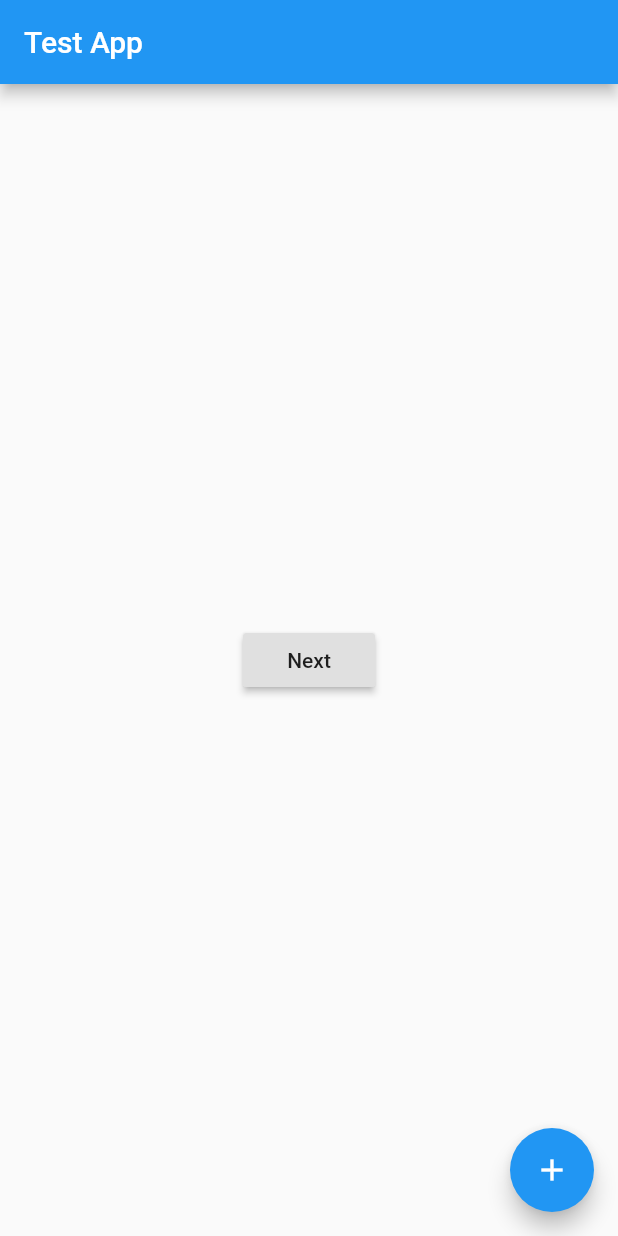
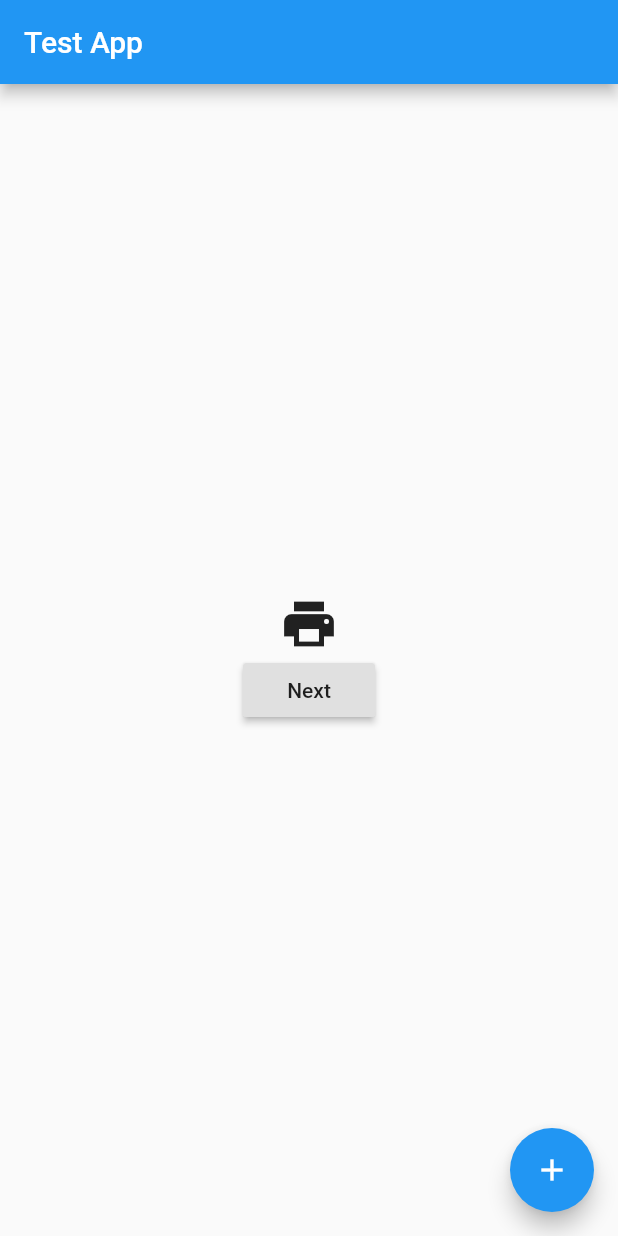
Before and after one commit to k3forx/myapp, a Flutter app: the screen it shows after launch, on a phone screen of 412 x 824 dp. Run offline on Flutter 3.47's test engine with Material 2 defaults, Android fonts, the phone set to English and light mode, and no system bars.

Commit message:
image and icon

```diff
--- a/lib/main.dart
+++ b/lib/main.dart
@@ -53,6 +53,12 @@ class _MyHomePageState extends State<MyHomePage> {
         child: Column(
           mainAxisAlignment: MainAxisAlignment.center,
           children: <Widget>[
+            // Image.network(
+            //     'https://flutter.github.io/assets-for-api-docs/assets/widgets/owl-2.jpg'),
+            Icon(
+              Icons.print,
+              size: 40,
+            ),
             RaisedButton(
               child: Text(text),
               onPressed: () {
```
Also changed, not shown: pubspec.yaml (+0 -55 lines).
